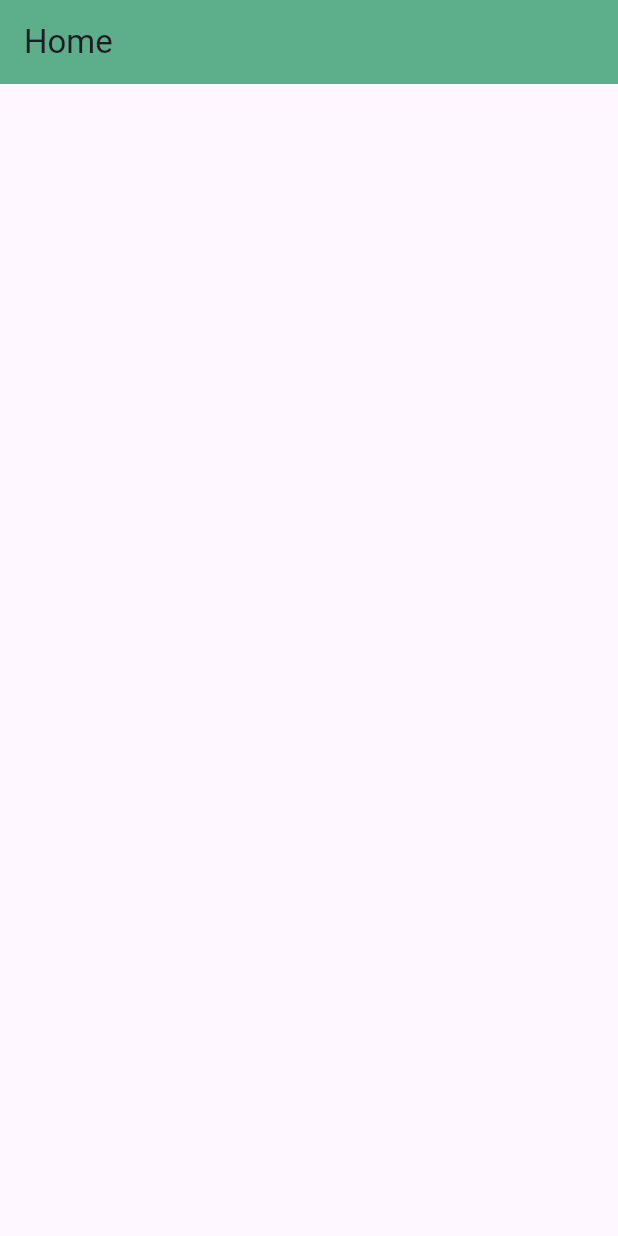
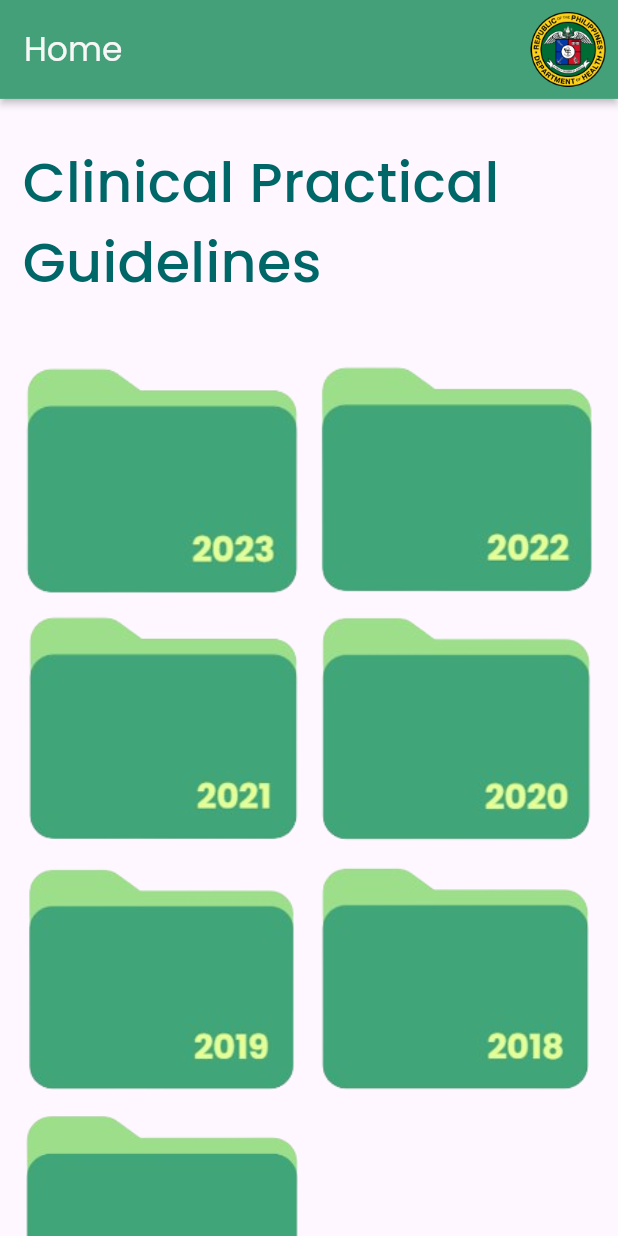
Before and after one commit to RichardCastuera/DOH-CPG, a Flutter app: the screen it shows after launch, on a phone screen of 412 x 824 dp. Run offline on Flutter 3.47's test engine with Material 3 defaults, Android fonts, the phone set to English and light mode, and no system bars.

Commit message:
feat(HomeScreen): Added folder tiles for year published CPGs

```diff
--- a/cpg_app/lib/presentation/constants/app_colors.dart
+++ b/cpg_app/lib/presentation/constants/app_colors.dart
@@ -4,9 +4,9 @@ class AppColors {
   // * Non initable class
   const AppColors._();
 
-  static const Color primaryColor = Color(0xFF5DAE8B);
+  static const Color primaryColor = Color(0xFF40A578);
   static const Color secondaryColor = Color(0xFFF6F49D);
-
+  static const Color primaryTextColor = Color(0xFF006769);
   static const Color white = Color(0xFFF7F7F7);
   static const Color black = Color(0xFF393E46);
 }
--- /dev/null
+++ b/cpg_app/lib/presentation/constants/app_size.dart
@@ -0,0 +1,9 @@
+import 'package:flutter/material.dart';
+
+double getScreenWidth(BuildContext context) {
+  return MediaQuery.of(context).size.width;
+}
+
+double getScreenHeight(BuildContext context) {
+  return MediaQuery.of(context).size.height;
+}
--- a/cpg_app/lib/presentation/screens/home_screen.dart
+++ b/cpg_app/lib/presentation/screens/home_screen.dart
@@ -1,4 +1,6 @@
 import 'package:cpg_app/presentation/constants/app_colors.dart';
+import 'package:cpg_app/presentation/constants/app_size.dart';
+import 'package:cpg_app/presentation/widgets/folder_tile.dart';
 import 'package:flutter/material.dart';
 
 class HomeScreen extends StatefulWidget {
@@ -11,11 +13,78 @@ class HomeScreen extends StatefulWidget {
 class _HomeScreenState extends State<HomeScreen> {
   @override
   Widget build(BuildContext context) {
+    double screenWidth = getScreenWidth(context);
+    double screenHeight = getScreenHeight(context);
     return SafeArea(
       child: Scaffold(
         appBar: AppBar(
-          title: const Text('Home'),
+          title: const Text(
+            'Home',
+            style: TextStyle(
+              fontFamily: 'Poppins',
+              color: AppColors.white,
+            ),
+          ),
           backgroundColor: AppColors.primaryColor,
+          actions: [
+            Padding(
+              padding: const EdgeInsets.all(8.0),
+              child: Image.asset('assets/img/logo.png'),
+            )
+          ],
+          shadowColor: AppColors.black.withOpacity(.50),
+          toolbarHeight: screenHeight * 0.08,
+          elevation: 2,
+        ),
+        body: SingleChildScrollView(
+          child: Padding(
+            padding: const EdgeInsets.symmetric(horizontal: 15, vertical: 30),
+            child: Column(
+              children: [
+                Text(
+                  'Clinical Practical Guidelines',
+                  style: TextStyle(
+                    fontFamily: 'Poppins',
+                    color: AppColors.primaryTextColor,
+                    fontSize: screenHeight * 0.045,
+                    fontWeight: FontWeight.w500,
+                  ),
+                ),
+                const SizedBox(height: 40),
+                Row(
+                  children: [
+                    folderTile(null, 'assets/img/f_2023.png'),
+                    const SizedBox(width: 10),
+                    folderTile(null, 'assets/img/f_2022.png'),
+                  ],
+                ),
+                const SizedBox(height: 10),
+                Row(
+                  children: [
+                    folderTile(null, 'assets/img/f_2021.png'),
+                    const SizedBox(width: 10),
+                    folderTile(null, 'assets/img/f_2020.png'),
+                  ],
+                ),
+                const SizedBox(height: 10),
+                Row(
+                  children: [
+                    folderTile(null, 'assets/img/f_2019.png'),
+                    const SizedBox(width: 10),
+                    folderTile(null, 'assets/img/f_2018.png'),
+                  ],
+                ),
+                const SizedBox(height: 10),
+                Row(
+                  children: [
+                    folderTile(null, 'assets/img/f_2017.png'),
+                    const SizedBox(width: 10),
+                    Expanded(child: Container()),
+                  ],
+                ),
+              ],
+            ),
+          ),
         ),
       ),
     );
--- /dev/null
+++ b/cpg_app/lib/presentation/widgets/folder_tile.dart
@@ -0,0 +1,12 @@
+import 'package:flutter/material.dart';
+
+Expanded folderTile(Function? navigateTo, String assetPath) {
+  return Expanded(
+    child: GestureDetector(
+      onTap: () {
+        navigateTo;
+      },
+      child: Image.asset(assetPath),
+    ),
+  );
+}
```
Also changed, not shown: cpg_app/assets/img/f_2017.png (added), cpg_app/assets/img/f_2018.png (added), cpg_app/assets/img/f_2019.png (added), cpg_app/assets/img/f_2020.png (added), cpg_app/assets/img/f_2021.png (added), cpg_app/assets/img/f_2022.png (added), cpg_app/assets/img/f_2023.png (added), cpg_app/assets/img/logo.png (added).
